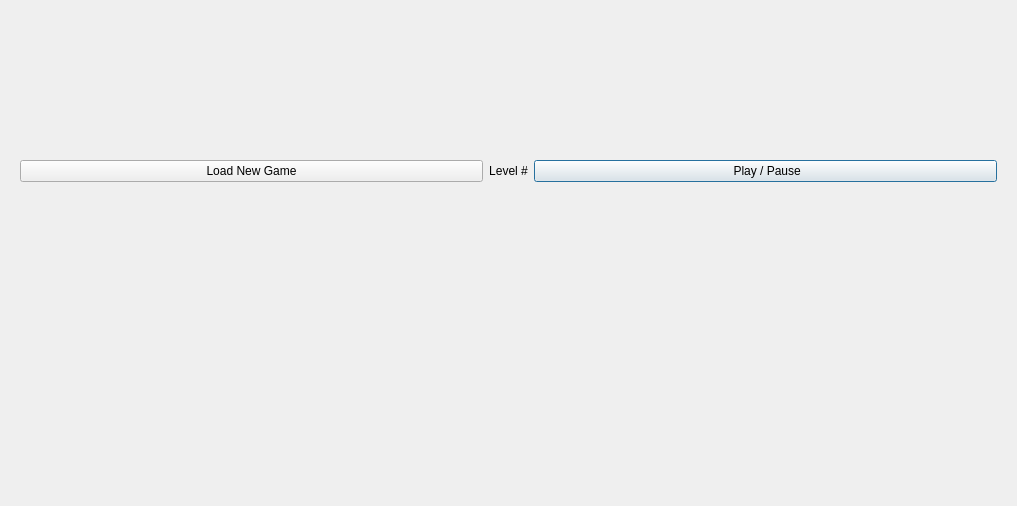
First picture: the form in SurfaceGame.ui, repository SwissalpS/QtSssSNibblers, before the edit.
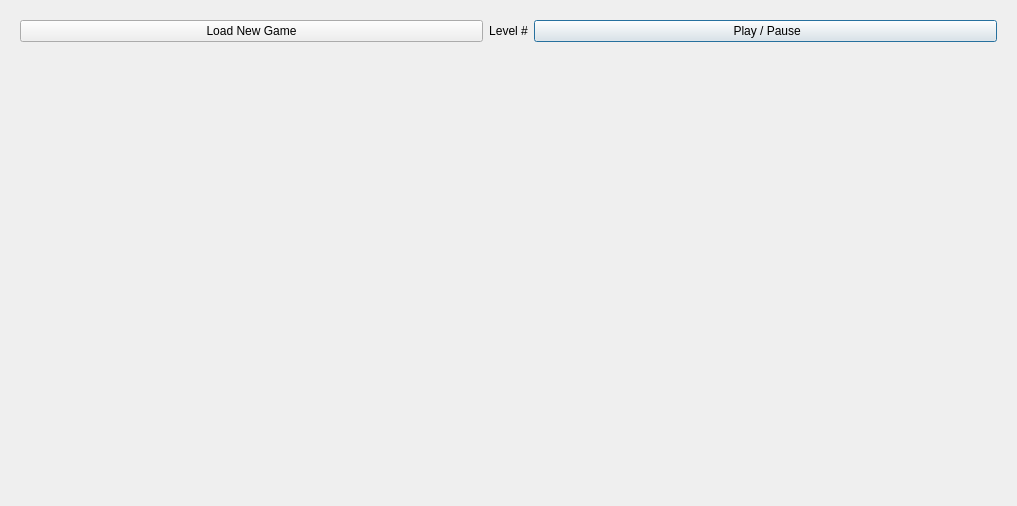
Second picture: the form after the edit.

Commit message: so far so good. now need to fix the aspect ratio again

Patch:
```diff
--- a/SurfaceGame.ui
+++ b/SurfaceGame.ui
@@ -75,10 +75,36 @@
     </widget>
    </item>
    <item>
+    <layout class="QHBoxLayout" name="horizontalLayout_3">
+     <item>
+      <widget class="QFrame" name="frameScoreLeft">
+       <property name="sizePolicy">
+        <sizepolicy hsizetype="Maximum" vsizetype="Preferred">
+         <horstretch>0</horstretch>
+         <verstretch>0</verstretch>
+        </sizepolicy>
+       </property>
+       <layout class="QVBoxLayout" name="verticalLayout_3"/>
+      </widget>
+     </item>
+     <item>
     <layout class="QVBoxLayout" name="surfaceRows">
      <property name="spacing">
       <number>0</number>
      </property>
+      </layout>
+     </item>
+     <item>
+      <widget class="QFrame" name="frameScoreRight">
+       <property name="sizePolicy">
+        <sizepolicy hsizetype="Maximum" vsizetype="Preferred">
+         <horstretch>0</horstretch>
+         <verstretch>0</verstretch>
+        </sizepolicy>
+       </property>
+       <layout class="QVBoxLayout" name="verticalLayout_2"/>
+      </widget>
+     </item>
     </layout>
    </item>
    <item>
```
Lines whose indentation alone changed are shown as unchanged. The commit also changes 1 other file.
